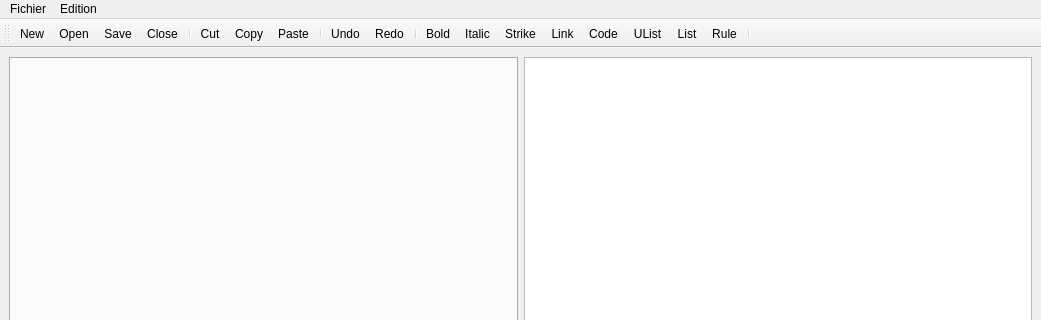
The window that MarkItDown/mainwindow.ui (hblxo/MarkItDown) describes before a commit, drawn with Qt 5; both pictures show x 0 to 1041 and y 0 to 320 of the 1041 by 640 pixel window.
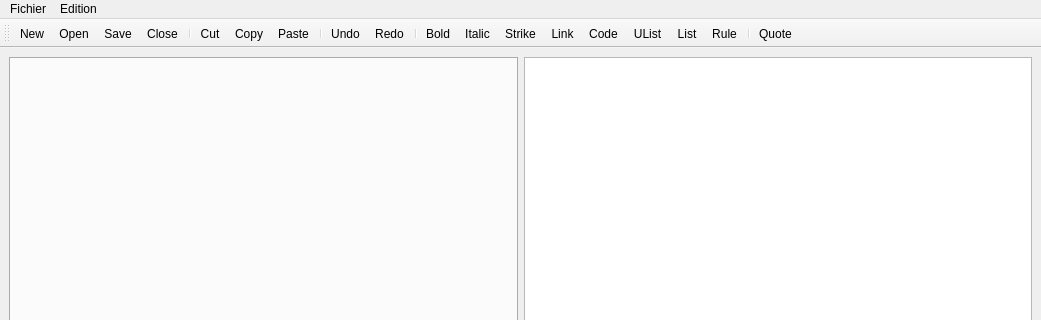
The same window after the commit. Icons and pictures are not drawn.

Commit message: feat: add formatQuote() method and Action

```diff
--- a/MarkItDown/mainwindow.ui
+++ b/MarkItDown/mainwindow.ui
@@ -88,6 +88,7 @@
    <addaction name="actionList"/>
    <addaction name="actionRule"/>
    <addaction name="separator"/>
+   <addaction name="actionQuote"/>
   </widget>
   <action name="actionOpen">
    <property name="icon">
@@ -269,6 +270,15 @@
     <string>UList</string>
    </property>
   </action>
+  <action name="actionQuote">
+   <property name="icon">
+    <iconset resource="MyRes.qrc">
+     <normaloff>:/icon/icons/056-quote.png</normaloff>:/icon/icons/056-quote.png</iconset>
+   </property>
+   <property name="text">
+    <string>Quote</string>
+   </property>
+  </action>
  </widget>
  <resources>
   <include location="MyRes.qrc"/>
```
The commit also changes 2 other files.
